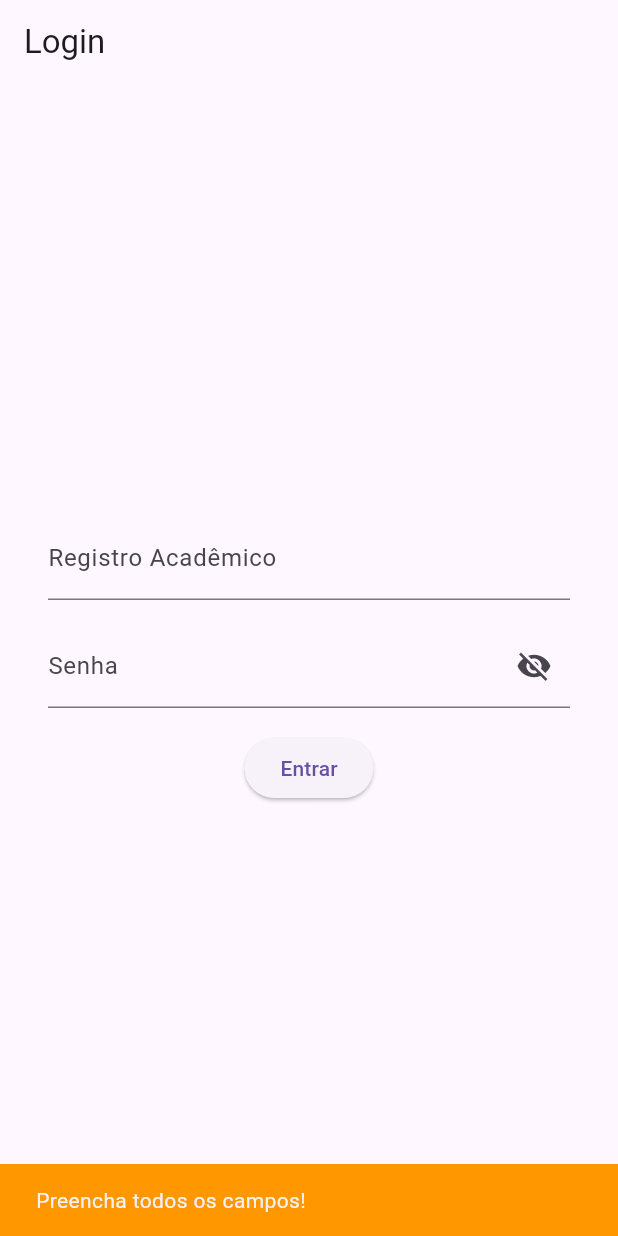
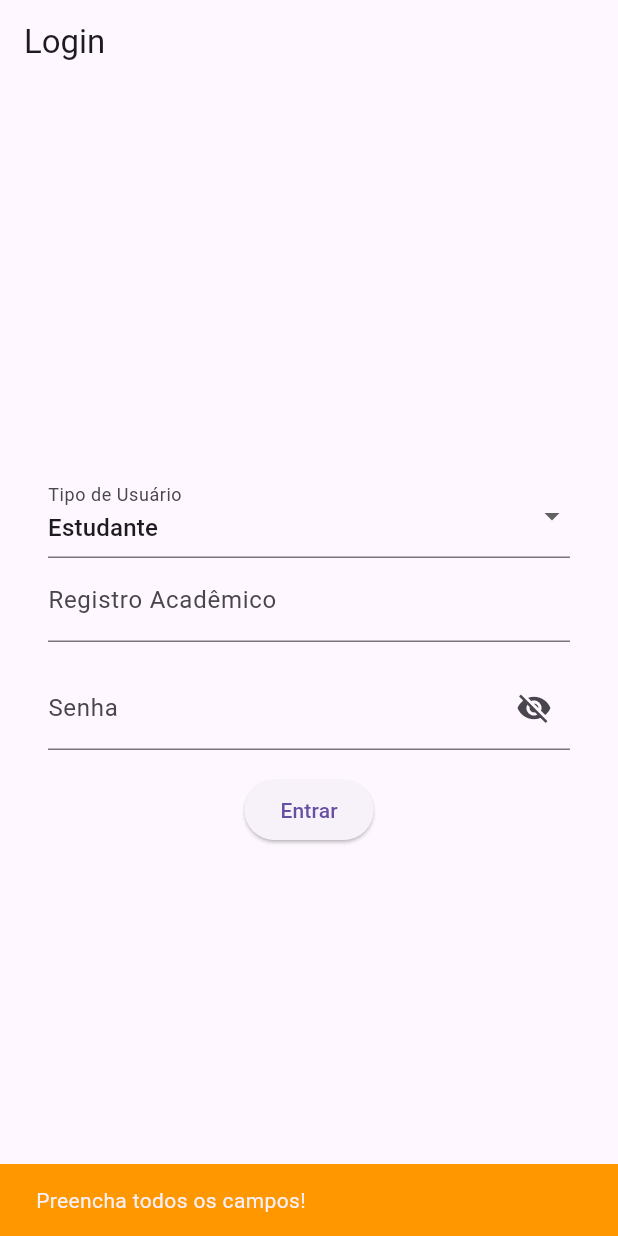
Before and after one commit to pedro-git-projects/carteirinha-digital-flutter, a Flutter app: the screen it shows after launch, after a tap on "Entrar", on a phone screen of 412 x 824 dp. Run offline on Flutter 3.47's test engine with Material 3 defaults, Android fonts, the phone set to English and light mode, and no system bars; our stand-ins replace flutter_dotenv, flutter_secure_storage; missing offline and left inert: mobile_scanner.

Commit message:
updating login form to fit all user types #19

```diff
--- a/lib/screens/login_screen.dart
+++ b/lib/screens/login_screen.dart
@@ -1,4 +1,4 @@
-import 'package:carteirinha_digital/widgets/student_login_form.dart';
+import 'package:carteirinha_digital/widgets/login_form.dart';
 import 'package:flutter/material.dart';
 
 class LoginScreen extends StatelessWidget {
--- a/lib/widgets/student_login_form.dart
+++ b/lib/widgets/login_form.dart
@@ -19,6 +19,7 @@ class _LoginFormState extends State<LoginForm> {
       TextEditingController();
   final TextEditingController passwordController = TextEditingController();
   bool _isPasswordVisible = false;
+  String _selectedUserType = "students";
 
   Future<void> _loginUser(BuildContext context) async {
     final academicRegister = academicRegisterController.text;
@@ -37,14 +38,21 @@ class _LoginFormState extends State<LoginForm> {
     final authProvider = Provider.of<AuthProvider>(context, listen: false);
     final qrCodeManager = Provider.of<QRCodeManager>(context, listen: false);
 
-    final requestBody = jsonEncode({
-      "academic_register": academicRegister,
-      "password": password,
-    });
+    try {
+      final userType = _selectedUserType;
+      String firstField = "academic_register";
 
-    try {
+      if (userType == "parents" || userType == "staff") {
+        firstField = "id";
+      }
+
+      final requestBody = jsonEncode({
+        firstField: academicRegister,
+        "password": password,
+      });
+
       final response = await http.post(
-        Uri.parse('http://$ip:8080/auth/students/signin'),
+        Uri.parse('http://$ip:8080/auth/$userType/signin'),
         headers: {'Content-Type': 'application/json'},
         body: requestBody,
       );
@@ -82,6 +90,31 @@ class _LoginFormState extends State<LoginForm> {
       child: Column(
         mainAxisAlignment: MainAxisAlignment.center,
         children: [
+          DropdownButtonFormField<String>(
+            value: _selectedUserType,
+            items: const [
+              DropdownMenuItem(
+                value: "students",
+                child: Text("Estudante"),
+              ),
+              DropdownMenuItem(
+                value: "parents",
+                child: Text("Responsável"),
+              ),
+              DropdownMenuItem(
+                value: "staff",
+                child: Text("Funcionário"),
+              ),
+            ],
+            onChanged: (value) {
+              setState(() {
+                _selectedUserType = value!;
+              });
+            },
+            decoration: const InputDecoration(
+              labelText: 'Tipo de Usuário',
+            ),
+          ),
           TextFormField(
             controller: academicRegisterController,
             decoration: const InputDecoration(
```
